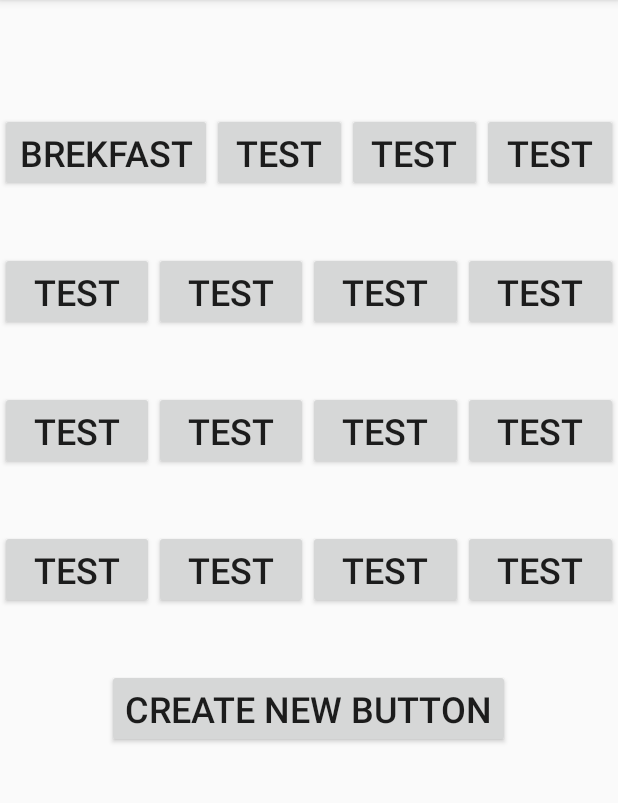
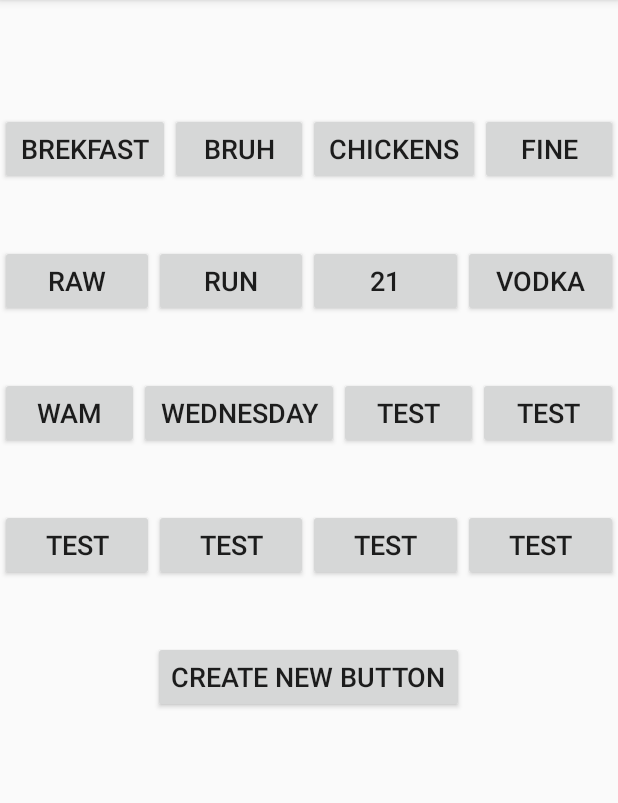
Before and after one commit to Gabe-Hunt/Wambo, an Android app: the soundboardPage screen opened directly, with no data from a screen before it, on a phone screen of 412 x 824 dp, the part 84-887 px from its top. Run offline under Robolectric (Android 15) with nearby library versions, the phone set to English and light mode, and no system bars.

Commit message:
Working on programmatically creating and assigning values to the buttons

```diff
--- a/app/src/main/AndroidManifest.xml
+++ b/app/src/main/AndroidManifest.xml
@@ -9,7 +9,10 @@
         android:roundIcon="@mipmap/ic_launcher_round"
         android:supportsRtl="true"
         android:theme="@style/AppTheme">
-        <activity android:name=".soundboardPage"></activity>
+        <activity android:name=".PopupWindow" android:theme="@style/AppTheme.Transparent">
+
+        </activity>
+        <activity android:name=".soundboardPage" />
         <activity android:name=".MainActivity">
             <intent-filter>
                 <action android:name="android.intent.action.MAIN" />
--- a/app/src/main/java/com/example/wambo/soundboardPage.java
+++ b/app/src/main/java/com/example/wambo/soundboardPage.java
@@ -4,10 +4,12 @@ import android.content.Context;
 import android.content.Intent;
 import android.media.MediaPlayer;
 import android.provider.MediaStore;
+import android.support.v7.app.AlertDialog;
 import android.support.v7.app.AppCompatActivity;
 import android.os.Bundle;
 import android.view.View;
 import android.widget.Button;
+import android.widget.Toast;
 
 import java.lang.reflect.Array;
 import java.util.ArrayList;
@@ -16,6 +18,8 @@ public class soundboardPage extends AppCompatActivity {
     ArrayList<Button> buttonList;
     ArrayList<MediaPlayer> soundsList;
 
+
+
     @Override
     protected void onCreate(Bundle savedInstanceState) {
         super.onCreate(savedInstanceState);
@@ -23,44 +27,47 @@ public class soundboardPage extends AppCompatActivity {
 
         buttonList = new ArrayList<>();
 
-        final MediaPlayer brekfastSound = MediaPlayer.create(this, R.raw.brekfast);
-        final MediaPlayer bruhSound = MediaPlayer.create(this, R.raw.bruh);
-        final MediaPlayer chickensSound = MediaPlayer.create(this, R.raw.chickens);
-        final MediaPlayer imFineSound = MediaPlayer.create(this, R.raw.im_fine);
-        final MediaPlayer rawSound = MediaPlayer.create(this, R.raw.raw);
-        final MediaPlayer runSound = MediaPlayer.create(this, R.raw.run);
-        final MediaPlayer twentyOneSound = MediaPlayer.create(this, R.raw.twentyone);
-        final MediaPlayer vodkaSound = MediaPlayer.create(this, R.raw.vodka);
-        final MediaPlayer wamSound = MediaPlayer.create(this, R.raw.wam);
-        final MediaPlayer wednesdaySound = MediaPlayer.create(this, R.raw.wednesday);
+        MediaPlayer sound1 = MediaPlayer.create(this, R.raw.brekfast);
+        MediaPlayer sound2 = MediaPlayer.create(this, R.raw.bruh);
+        MediaPlayer sound3 = MediaPlayer.create(this, R.raw.chickens);
+        MediaPlayer sound4 = MediaPlayer.create(this, R.raw.im_fine);
+        MediaPlayer sound5 = MediaPlayer.create(this, R.raw.raw);
+        MediaPlayer sound6 = MediaPlayer.create(this, R.raw.run);
+        MediaPlayer sound7 = MediaPlayer.create(this, R.raw.twentyone);
+        MediaPlayer sound8 = MediaPlayer.create(this, R.raw.vodka);
+        MediaPlayer sound9 = MediaPlayer.create(this, R.raw.wam);
+        MediaPlayer sound10 = MediaPlayer.create(this, R.raw.wednesday);
+
 
         soundsList = new ArrayList<>();
-        soundsList.add(brekfastSound);
-        soundsList.add(bruhSound);
-        soundsList.add(chickensSound);
-        soundsList.add(imFineSound);
-        soundsList.add(rawSound);
-        soundsList.add(runSound);
-        soundsList.add(twentyOneSound);
-        soundsList.add(vodkaSound);
-        soundsList.add(wamSound);
-        soundsList.add(wednesdaySound);
+        soundsList.add(sound1);
+        soundsList.add(sound2);
+        soundsList.add(sound3);
+        soundsList.add(sound4);
+        soundsList.add(sound5);
+        soundsList.add(sound6);
+        soundsList.add(sound7);
+        soundsList.add(sound8);
+        soundsList.add(sound9);
+        soundsList.add(sound10);
 
         int[] buttonID = {R.id.soundBoardButton1, R.id.soundBoardButton2, R.id.soundBoardButton3 ,R.id.soundBoardButton4, R.id.soundBoardButton5, R.id.soundBoardButton6, R.id.soundBoardButton7, R.id.soundBoardButton8, R.id.soundBoardButton9, R.id.soundBoardButton10 };
 
+        Button b1 = findViewById(R.id.soundBoardButton1);
 
-        for(int i = 0; i < 10; i++) {
-            Button button = findViewById(buttonID[i]);
-            buttonList.add(button);
-            addSound(button);
-
-        }
+        b1.setOnLongClickListener(new View.OnLongClickListener() {
+            @Override
+            public boolean onLongClick(View v) {
+//                Intent intent = new Intent(soundboardPage.this, PopupWindow.class );
+//                startActivity(intent);
+                AlertDialog.Builder builder = new AlertDialog.Builder(soundboardPage.this);
 
 
-        Button button = new Button(this);
-        button.setId(R.id.soundBoardButton1);
-        button.setText("testy");
+                return true;
+            }
+        });
 
+        /*
         Button brekfastButton = findViewById(R.id.soundBoardButton1);
         brekfastButton.setOnClickListener(new View.OnClickListener() {
             @Override
@@ -68,6 +75,7 @@ public class soundboardPage extends AppCompatActivity {
                 brekfastSound.start();
             }
         });
+        */
 
     }
 
@@ -79,16 +87,46 @@ public class soundboardPage extends AppCompatActivity {
 
     }
 
-    public void createButtons() {
-        for(int i = 0; i < 16; i++) {
-            Button button = new Button(this);
-            buttonList.add(button);
-
-        }
-    }
 
     public void playSound(View view) {
 //        This will be the onClick method
 //        Using if statements
+        switch(view.getId()) {
+            case R.id.soundBoardButton1:
+                soundsList.get(0).start();
+                break;
+
+            case R.id.soundBoardButton2:
+                soundsList.get(1).start();
+                break;
+            case R.id.soundBoardButton3:
+                soundsList.get(2).start();
+                break;
+            case R.id.soundBoardButton4:
+                soundsList.get(3).start();
+                break;
+            case R.id.soundBoardButton5:
+                soundsList.get(4).start();
+                break;
+            case R.id.soundBoardButton6:
+                soundsList.get(5).start();
+                break;
+            case R.id.soundBoardButton7:
+                soundsList.get(6).start();
+                break;
+            case R.id.soundBoardButton8:
+                soundsList.get(7).start();
+                break;
+            case R.id.soundBoardButton9:
+                soundsList.get(8).start();
+                break;
+            case R.id.soundBoardButton10:
+                soundsList.get(9).start();
+                break;
+            default:
+                break;
+        }
+
+
     }
 }
--- a/app/src/main/res/layout/activity_soundboard_page.xml
+++ b/app/src/main/res/layout/activity_soundboard_page.xml
@@ -14,28 +14,34 @@
             android:layout_height="wrap_content"
             android:text="Brekfast"
             android:textSize="@dimen/button_page_font"
-            android:layout_weight="4"/>
+            android:layout_weight="4"
+            android:onClick="playSound"
+            android:longClickable="true"
+            />
         <Button
             android:id="@+id/soundBoardButton2"
             android:layout_width="wrap_content"
             android:layout_height="wrap_content"
-            android:text="Test"
+            android:text="Bruh"
             android:layout_weight="4"
-            android:textSize="@dimen/button_page_font"/>
+            android:textSize="@dimen/button_page_font"
+            android:onClick="playSound"/>
         <Button
             android:id="@+id/soundBoardButton3"
             android:layout_width="wrap_content"
             android:layout_height="wrap_content"
-            android:text="Test"
+            android:text="chickens"
             android:layout_weight="4"
-            android:textSize="@dimen/button_page_font"/>
+            android:textSize="@dimen/button_page_font"
+            android:onClick="playSound"/>
         <Button
             android:id="@+id/soundBoardButton4"
             android:layout_width="wrap_content"
             android:layout_height="wrap_content"
-            android:text="Test"
+            android:text="fine"
             android:layout_weight="4"
-            android:textSize="@dimen/button_page_font"/>
+            android:textSize="@dimen/button_page_font"
+            android:onClick="playSound"/>
     </LinearLayout>
 
     <LinearLayout
@@ -47,63 +53,34 @@
             android:id="@+id/soundBoardButton5"
             android:layout_width="wrap_content"
             android:layout_height="wrap_content"
-            android:text="Test"
+            android:text="raw"
             android:textSize="@dimen/button_page_font"
-            android:layout_weight="4"/>
+            android:layout_weight="4"
+            android:onClick="playSound"/>
         <Button
             android:id="@+id/soundBoardButton6"
             android:layout_width="wrap_content"
             android:layout_height="wrap_content"
-            android:text="Test"
+            android:text="run"
             android:layout_weight="4"
-            android:textSize="@dimen/button_page_font"/>
+            android:textSize="@dimen/button_page_font"
+            android:onClick="playSound"/>
         <Button
             android:id="@+id/soundBoardButton7"
             android:layout_width="wrap_content"
             android:layout_height="wrap_content"
-            android:text="Test"
+            android:text="21"
             android:layout_weight="4"
-            android:textSize="@dimen/button_page_font"/>
+            android:textSize="@dimen/button_page_font"
+            android:onClick="playSound"/>
         <Button
             android:id="@+id/soundBoardButton8"
             android:layout_width="wrap_content"
             android:layout_height="wrap_content"
-            android:text="Test"
+            android:text="vodka"
             android:layout_weight="4"
-            android:textSize="@dimen/button_page_font"/>
-    </LinearLayout>
-
-    <LinearLayout
-        android:id="@+id/soundBoardButton9"
-        android:layout_width="match_parent"
-        android:layout_height="wrap_content"
-        android:orientation="horizontal"
-        android:layout_marginTop="@dimen/button_top_margin">
-        <Button
-            android:id="@+id/soundBoardButton10"
-            android:layout_width="wrap_content"
-            android:layout_height="wrap_content"
-            android:text="Test"
             android:textSize="@dimen/button_page_font"
-            android:layout_weight="4"/>
-        <Button
-            android:layout_width="wrap_content"
-            android:layout_height="wrap_content"
-            android:text="Test"
-            android:layout_weight="4"
-            android:textSize="@dimen/button_page_font"/>
-        <Button
-            android:layout_width="wrap_content"
-            android:layout_height="wrap_content"
-            android:text="Test"
-            android:layout_weight="4"
-            android:textSize="@dimen/button_page_font"/>
-        <Button
-            android:layout_width="wrap_content"
-            android:layout_height="wrap_content"
-            android:text="Test"
-            android:layout_weight="4"
-            android:textSize="@dimen/button_page_font"/>
+            android:onClick="playSound"/>
     </LinearLayout>
 
     <LinearLayout
@@ -112,24 +89,67 @@
         android:orientation="horizontal"
         android:layout_marginTop="@dimen/button_top_margin">
         <Button
+            android:id="@+id/soundBoardButton9"
+            android:layout_width="wrap_content"
+            android:layout_height="wrap_content"
+            android:text="wam"
+            android:textSize="@dimen/button_page_font"
+            android:layout_weight="4"
+            android:onClick="playSound"/>
+        <Button
+            android:id="@+id/soundBoardButton10"
+            android:layout_width="wrap_content"
+            android:layout_height="wrap_content"
+            android:text="wednesday"
+            android:layout_weight="4"
+            android:textSize="@dimen/button_page_font"
+            android:onClick="playSound"/>
+        <Button
+            android:id="@+id/soundBoardButton11"
+            android:layout_width="wrap_content"
+            android:layout_height="wrap_content"
+            android:text="Test"
+            android:layout_weight="4"
+            android:textSize="@dimen/button_page_font"
+            android:onClick="playSound"/>
+        <Button
+            android:id="@+id/soundBoardButton12"
+            android:layout_width="wrap_content"
+            android:layout_height="wrap_content"
+            android:text="Test"
+            android:layout_weight="4"
+            android:textSize="@dimen/button_page_font"
+            android:onClick="playSound"/>
+    </LinearLayout>
+
+    <LinearLayout
+        android:layout_width="match_parent"
+        android:layout_height="wrap_content"
+        android:orientation="horizontal"
+        android:layout_marginTop="@dimen/button_top_margin">
+        <Button
+            android:id="@+id/soundBoardButton13"
             android:layout_width="wrap_content"
             android:layout_height="wrap_content"
             android:text="Test"
             android:textSize="@dimen/button_page_font"
             android:layout_weight="4"/>
         <Button
+            android:id="@+id/soundBoardButton14"
             android:layout_width="wrap_content"
             android:layout_height="wrap_content"
             android:text="Test"
             android:layout_weight="4"
             android:textSize="@dimen/button_page_font"/>
         <Button
+            android:id="@+id/soundBoardButton15"
             android:layout_width="wrap_content"
             android:layout_height="wrap_content"
             android:text="Test"
             android:layout_weight="4"
             android:textSize="@dimen/button_page_font"/>
         <Button
+            android:id="@+id/soundBoardButton16"
             android:layout_width="wrap_content"
             android:layout_height="wrap_content"
             android:text="Test"
--- a/app/src/main/res/values/dimens.xml
+++ b/app/src/main/res/values/dimens.xml
@@ -3,6 +3,6 @@
     <dimen name="welcomeSize">32sp</dimen>
     <dimen name="spinnerLabelSize">18sp</dimen>
     <dimen name="button_top_margin">40dp</dimen>
-    <dimen name="button_page_font">24sp</dimen>
+    <dimen name="button_page_font">18sp</dimen>
 
 </resources>
--- a/app/src/main/res/values/styles.xml
+++ b/app/src/main/res/values/styles.xml
@@ -8,4 +8,11 @@
         <item name="colorAccent">@color/colorAccent</item>
     </style>
 
+    <style name="AppTheme.Transparent" parent="Theme.AppCompat.NoActionBar">
+        <item name="android:windowIsTranslucent">true</item>
+        <item name="android:windowCloseOnTouchOutside">true</item>
+        <item name="android:windowActionBar">false</item>
+        <item name="android:windowNoTitle">true</item>
+    </style>
+
 </resources>
```
Also changed, not shown: app/src/main/java/com/example/wambo/PopupWindow.java (added, +25 -0 lines), app/src/main/res/layout/activity_popup_window.xml (added, +32 -0 lines).
